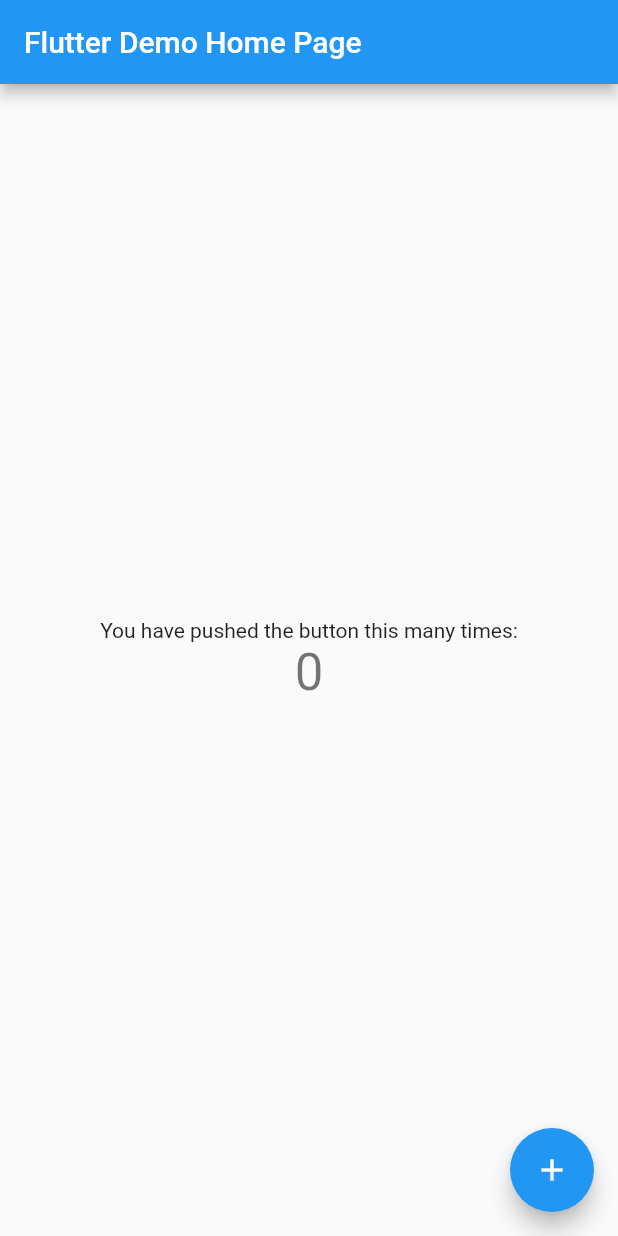
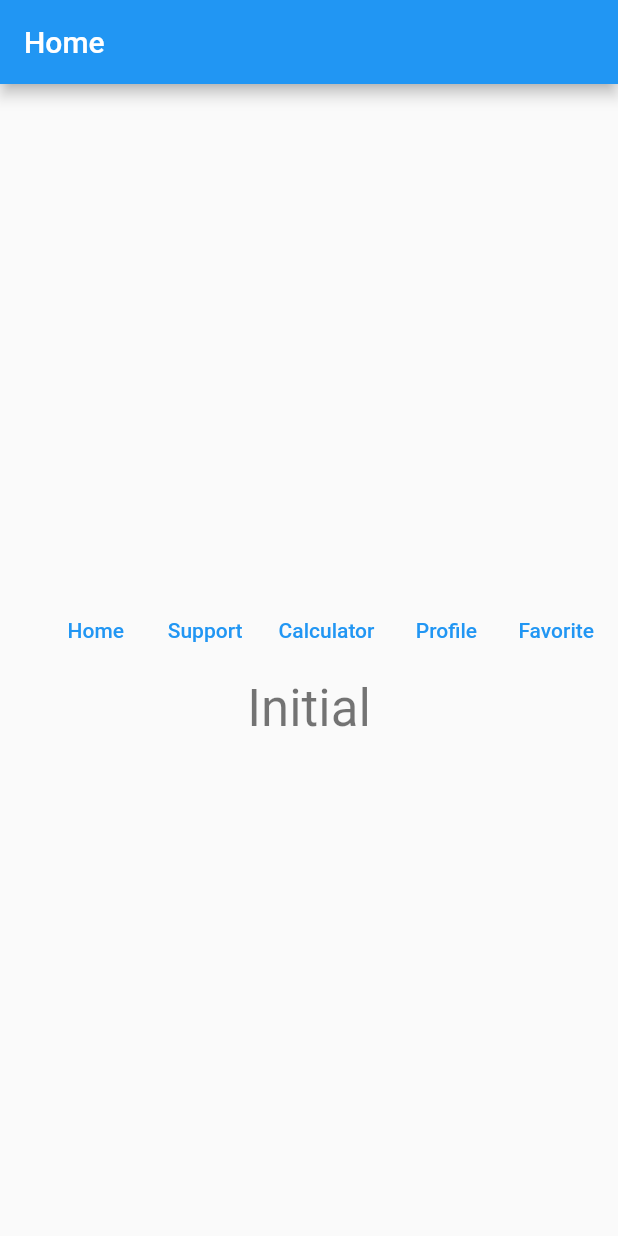
Before and after one commit to AhmedAbdEllatiif/remax_mapstate, a Flutter app: the screen it shows after launch, on a phone screen of 412 x 824 dp. Run offline on Flutter 3.47's test engine with Material 2 defaults, Android fonts, the phone set to English and light mode, and no system bars; our stand-ins replace bloc, equatable, flutter_bloc, get_it.

```diff
--- /dev/null
+++ b/assets/languages/ar.json
@@ -0,0 +1,5 @@
+{
+  "home": "الرئيسية",
+  "arabic": "العربية",
+  "english": "English"
+}
--- /dev/null
+++ b/assets/languages/en.json
@@ -0,0 +1,5 @@
+{
+  "home": "Home",
+  "arabic": "العربية",
+  "english": "English"
+}
--- /dev/null
+++ b/lib/common/constatns/assets_constants.dart
@@ -0,0 +1,5 @@
+class AssetsConstants{
+  static const String _pngPath = "assets/pngs/";
+  static const String _svgPath = "assets/svgs/";
+  static const String languagesPath = "assets/languages/";
+}
--- /dev/null
+++ b/lib/common/constatns/language_constants.dart
@@ -0,0 +1,14 @@
+import 'package:remax_mapstate/common/constatns/translate_constatns.dart';
+import 'package:remax_mapstate/domain/entities/language_enitity.dart';
+
+
+
+class LanguageConstants{
+  const LanguageConstants._();
+
+  static const supportedLanguages = [
+    LanguageEntity(code: 'en', value: TranslateConstants.english),
+    LanguageEntity(code: 'ar', value: TranslateConstants.arabic),
+  ];
+
+}
--- /dev/null
+++ b/lib/common/constatns/translate_constatns.dart
@@ -0,0 +1,14 @@
+class TranslateConstants{
+  static const String language = 'language';
+  static const String about = 'about';
+  static const String soon = 'soon';
+  static const String signIn = 'signIn';
+  static const String logout = 'logout';
+  static const String arabic = 'arabic';
+  static const String english = 'english';
+  static const String aboutDescription = 'aboutDescription';
+  static const String okay = 'okay';
+  static const String somethingWentWrong = 'somethingWentWrong';
+  static const String checkNetwork = 'check Network';
+  static const String retry = 'retry';
+}
--- /dev/null
+++ b/lib/common/enums/bottom_navigation_enum.dart
@@ -0,0 +1,3 @@
+enum BottomNavEnum{
+  home,support,calculator,profile,favorite
+}
--- /dev/null
+++ b/lib/di/git_it.dart
@@ -0,0 +1,17 @@
+import 'package:get_it/get_it.dart';
+import 'package:remax_mapstate/presentation/bloc/language_bloc/language_bloc.dart';
+import 'package:remax_mapstate/presentation/bloc/navigation_bloc/navigation_cubit.dart';
+
+final getItInstance = GetIt.I;
+
+Future init() async {
+
+
+  // init navigation cubit
+  getItInstance.registerFactory<NavigationCubit>(() => NavigationCubit());
+
+  ///**********************************init blocs*********************************************\\\
+  // init LanguageBloc
+  getItInstance.registerSingleton<LanguageBloc>(LanguageBloc());
+
+}
--- /dev/null
+++ b/lib/domain/entities/language_enitity.dart
@@ -0,0 +1,7 @@
+class LanguageEntity {
+
+  final String code;
+  final String value;
+
+  const LanguageEntity({required this.code, required this.value});
+}
--- a/lib/main.dart
+++ b/lib/main.dart
@@ -1,6 +1,18 @@
+import 'dart:async';
+
 import 'package:flutter/material.dart';
+import 'package:flutter/services.dart';
+import 'package:flutter_bloc/flutter_bloc.dart';
+import 'di/git_it.dart' as getIt;
+
+import 'di/git_it.dart';
+import 'presentation/bloc/navigation_bloc/navigation_cubit.dart';
 
 void main() {
+  WidgetsFlutterBinding.ensureInitialized();
+  unawaited(
+      SystemChrome.setPreferredOrientations([DeviceOrientation.portraitUp]));
+  unawaited(getIt.init());
   runApp(const MyApp());
 }
 
@@ -13,103 +25,80 @@ class MyApp extends StatelessWidget {
     return MaterialApp(
       title: 'Flutter Demo',
       theme: ThemeData(
-        // This is the theme of your application.
-        //
-        // Try running your application with "flutter run". You'll see the
-        // application has a blue toolbar. Then, without quitting the app, try
-        // changing the primarySwatch below to Colors.green and then invoke
-        // "hot reload" (press "r" in the console where you ran "flutter run",
-        // or simply save your changes to "hot reload" in a Flutter IDE).
-        // Notice that the counter didn't reset back to zero; the application
-        // is not restarted.
         primarySwatch: Colors.blue,
       ),
-      home: const MyHomePage(title: 'Flutter Demo Home Page'),
+      home: BlocProvider(
+        create: (context) => getItInstance<NavigationCubit>(),
+        child: MyHomePage(title: 'Flutter Demo Home Page'),
+      ),
     );
   }
 }
 
-class MyHomePage extends StatefulWidget {
+class MyHomePage extends StatelessWidget {
   const MyHomePage({Key? key, required this.title}) : super(key: key);
-
-  // This widget is the home page of your application. It is stateful, meaning
-  // that it has a State object (defined below) that contains fields that affect
-  // how it looks.
-
-  // This class is the configuration for the state. It holds the values (in this
-  // case the title) provided by the parent (in this case the App widget) and
-  // used by the build method of the State. Fields in a Widget subclass are
-  // always marked "final".
-
   final String title;
 
-  @override
-  State<MyHomePage> createState() => _MyHomePageState();
-}
-
-class _MyHomePageState extends State<MyHomePage> {
-  int _counter = 0;
-
-  void _incrementCounter() {
-    setState(() {
-      // This call to setState tells the Flutter framework that something has
-      // changed in this State, which causes it to rerun the build method below
-      // so that the display can reflect the updated values. If we changed
-      // _counter without calling setState(), then the build method would not be
-      // called again, and so nothing would appear to happen.
-      _counter++;
-    });
-  }
 
   @override
   Widget build(BuildContext context) {
-    // This method is rerun every time setState is called, for instance as done
-    // by the _incrementCounter method above.
-    //
-    // The Flutter framework has been optimized to make rerunning build methods
-    // fast, so that you can just rebuild anything that needs updating rather
-    // than having to individually change instances of widgets.
     return Scaffold(
       appBar: AppBar(
-        // Here we take the value from the MyHomePage object that was created by
-        // the App.build method, and use it to set our appbar title.
-        title: Text(widget.title),
+        title: Text("Home"),
       ),
       body: Center(
-        // Center is a layout widget. It takes a single child and positions it
-        // in the middle of the parent.
         child: Column(
-          // Column is also a layout widget. It takes a list of children and
-          // arranges them vertically. By default, it sizes itself to fit its
-          // children horizontally, and tries to be as tall as its parent.
-          //
-          // Invoke "debug painting" (press "p" in the console, choose the
-          // "Toggle Debug Paint" action from the Flutter Inspector in Android
-          // Studio, or the "Toggle Debug Paint" command in Visual Studio Code)
-          // to see the wireframe for each widget.
-          //
-          // Column has various properties to control how it sizes itself and
-          // how it positions its children. Here we use mainAxisAlignment to
-          // center the children vertically; the main axis here is the vertical
-          // axis because Columns are vertical (the cross axis would be
-          // horizontal).
           mainAxisAlignment: MainAxisAlignment.center,
           children: <Widget>[
-            const Text(
-              'You have pushed the button this many times:',
+            ButtonBar(
+              children: [
+                TextButton(
+                  onPressed: () => BlocProvider.of<NavigationCubit>(context).home(),
+                  child: const Text("Home"),
+                ),
+
+                TextButton(
+                  onPressed: () =>
+                      BlocProvider.of<NavigationCubit>(context).support(),
+                  child: const Text("Support"),
+                ),
+
+
+                TextButton(
+                  onPressed: () =>
+                      BlocProvider.of<NavigationCubit>(context).calculator(),
+                  child: const Text("Calculator"),
+                ),
+
+                TextButton(
+                  onPressed: () =>
+                      BlocProvider.of<NavigationCubit>(context).profile(),
+                  child: const Text("Profile"),
+                ),
+
+                TextButton(
+                  onPressed: () =>
+                      BlocProvider.of<NavigationCubit>(context).favorite(),
+                  child: const Text("Favorite"),
+                ),
+              ],
             ),
-            Text(
-              '$_counter',
-              style: Theme.of(context).textTheme.headline4,
+
+
+            BlocBuilder<NavigationCubit, NavigationState>(
+              builder: (context, state) {
+                return Text(
+                  state.props[0].toString(),
+                  style: Theme
+                      .of(context)
+                      .textTheme
+                      .headline4,
+                );
+              },
             ),
           ],
         ),
       ),
-      floatingActionButton: FloatingActionButton(
-        onPressed: _incrementCounter,
-        tooltip: 'Increment',
-        child: const Icon(Icons.add),
-      ), // This trailing comma makes auto-formatting nicer for build methods.
     );
   }
 }
--- /dev/null
+++ b/lib/main_app.dart
@@ -0,0 +1,60 @@
+import 'package:flutter/material.dart';
+import 'package:flutter_bloc/flutter_bloc.dart';
+import 'package:remax_mapstate/common/constatns/language_constants.dart';
+import 'package:remax_mapstate/presentation/app_localization.dart';
+import 'package:remax_mapstate/presentation/journeys/main/main_screen.dart';
+import 'package:flutter_localizations/flutter_localizations.dart';
+import 'di/git_it.dart';
+import 'presentation/bloc/language_bloc/language_bloc.dart';
+
+class MainApp extends StatefulWidget {
+  const MainApp({Key? key}) : super(key: key);
+
+  @override
+  _MainAppState createState() => _MainAppState();
+}
+
+class _MainAppState extends State<MainApp> {
+  late LanguageBloc _languageBloc;
+
+  @override
+  void initState() {
+    super.initState();
+    _languageBloc = getItInstance<LanguageBloc>();
+    //init screen util
+    //ScreenUtil.init();
+  }
+
+  @override
+  void dispose() {
+    _languageBloc.close();
+    super.dispose();
+  }
+
+  @override
+  Widget build(BuildContext context) {
+    return BlocProvider<LanguageBloc>.value(
+      value: _languageBloc,
+      child: BlocBuilder<LanguageBloc, LanguageState>(
+        builder: (context, state) {
+          if (state is LanguageChanged) {
+            return MaterialApp(
+              supportedLocales: LanguageConstants.supportedLanguages
+                  .map((e) => Locale(e.code))
+                  .toList(),
+              locale: state.locale,
+              localizationsDelegates: const [
+                AppLocalizations.delegate,
+                GlobalMaterialLocalizations.delegate,
+                GlobalWidgetsLocalizations.delegate,
+                GlobalCupertinoLocalizations.delegate,
+              ],
+              home: const MainScreen(),
+            );
+          }
+          return const Text("No Language provided");
+        },
+      ),
+    );
+  }
+}
--- /dev/null
+++ b/lib/presentation/app_localization.dart
@@ -0,0 +1,61 @@
+import 'dart:convert';
+import 'dart:ui';
+
+import 'package:flutter/material.dart';
+import 'package:flutter/services.dart';
+import 'package:remax_mapstate/common/constatns/assets_constants.dart';
+import 'package:remax_mapstate/common/constatns/language_constants.dart';
+
+class AppLocalizations {
+  final Locale locale;
+
+
+  static AppLocalizations of(context) => Localizations.of<AppLocalizations>(context, AppLocalizations)!;
+
+
+  static const LocalizationsDelegate<AppLocalizations> delegate =
+  _AppLocalizationDelegate();
+
+  AppLocalizations({required this.locale});
+
+  late Map<String,String> _localizedStrings;
+
+  Future<bool> load() async{
+    final jsonString = await rootBundle.loadString('${AssetsConstants.languagesPath}${locale.languageCode}.json');
+    final Map<String,dynamic> jsonMap = json.decode(jsonString);
+
+    _localizedStrings = jsonMap.map((key, value) => MapEntry<String,String>(key,value.toString()));
+
+    return true;
+  }
+
+
+  String translate(String key){
+    return _localizedStrings[key]!;
+  }
+}
+
+
+class _AppLocalizationDelegate extends LocalizationsDelegate<AppLocalizations> {
+  const _AppLocalizationDelegate();
+
+  @override
+  bool isSupported(Locale locale) {
+    return LanguageConstants.supportedLanguages
+        .map((e) => e.code)
+        .toList()
+        .contains(locale.languageCode);
+  }
+
+  @override
+  bool shouldReload(LocalizationsDelegate<AppLocalizations> old) {
+    return false;
+  }
+
+  @override
+  Future<AppLocalizations> load(Locale locale) async{
+    AppLocalizations localizations = AppLocalizations(locale: locale);
+    await localizations.load();
+    return localizations;
+  }
+}
--- /dev/null
+++ b/lib/presentation/bloc/language_bloc/language_bloc.dart
@@ -0,0 +1,20 @@
+import 'dart:ui';
+
+import 'package:bloc/bloc.dart';
+import 'package:equatable/equatable.dart';
+import 'package:remax_mapstate/domain/entities/language_enitity.dart';
+
+part 'language_event.dart';
+part 'language_state.dart';
+
+class LanguageBloc extends Bloc<LanguageEvent, LanguageState> {
+  LanguageBloc() : super(const LanguageChanged(locale: Locale("en"))) {
+    on<LanguageEvent>((event, emit) {
+
+      if (event is ToggleLanguageEvent){
+        emit(LanguageChanged(locale: Locale(event.languageEntity.code)));
+      }
+
+    });
+  }
+}
--- /dev/null
+++ b/lib/presentation/bloc/language_bloc/language_event.dart
@@ -0,0 +1,22 @@
+part of 'language_bloc.dart';
+
+abstract class LanguageEvent extends Equatable {
+
+  const LanguageEvent();
+
+  @override
+  List<Object?> get props => [];
+}
+
+
+
+class ToggleLanguageEvent extends LanguageEvent{
+
+  final LanguageEntity languageEntity;
+
+  const ToggleLanguageEvent({required this.languageEntity});
+
+
+  @override
+  List<Object?> get props => [languageEntity.code];
+}
--- /dev/null
+++ b/lib/presentation/bloc/language_bloc/language_state.dart
@@ -0,0 +1,20 @@
+part of 'language_bloc.dart';
+
+abstract class LanguageState extends Equatable {
+  const LanguageState();
+  @override
+  List<Object> get props => [];
+}
+
+//class LanguageInitial extends LanguageState {}
+
+
+
+class LanguageChanged extends LanguageState{
+  final Locale locale;
+
+  const LanguageChanged({required this.locale});
+
+  @override
+  List<Object> get props => [locale.languageCode];
+}
--- /dev/null
+++ b/lib/presentation/bloc/navigation_bloc/navigation_cubit.dart
@@ -0,0 +1,15 @@
+import 'package:bloc/bloc.dart';
+import 'package:equatable/equatable.dart';
+
+part 'navigation_state.dart';
+
+class NavigationCubit extends Cubit<NavigationState> {
+  NavigationCubit() : super(NavigationInitial());
+
+    void home() => emit(HomeState());
+    void support() => emit(SupportState());
+    void calculator() => emit(CalculatorState());
+    void favorite() => emit(FavoriteState());
+    void profile() => emit(ProfileState());
+
+}
--- /dev/null
+++ b/lib/presentation/bloc/navigation_bloc/navigation_state.dart
@@ -0,0 +1,38 @@
+part of 'navigation_cubit.dart';
+
+abstract class NavigationState extends Equatable {
+  const NavigationState();
+  @override
+  List<Object> get props => ["No State"];
+}
+
+class NavigationInitial extends NavigationState {
+  @override
+  List<Object> get props => ["Initial"];
+}
+
+
+class HomeState extends NavigationState{
+  @override
+  List<Object> get props => ["Home"];
+}
+
+class SupportState extends NavigationState{
+   @override
+  List<Object> get props => ["Support"];
+}
+
+class CalculatorState extends NavigationState{
+   @override
+  List<Object> get props => ["Calculator"];
+}
+
+class FavoriteState extends NavigationState{
+   @override
+  List<Object> get props => ["Favorite"];
+}
+
+class ProfileState extends NavigationState{
+   @override
+  List<Object> get props => ["Profile"];
+}
--- a/pubspec.yaml
+++ b/pubspec.yaml
@@ -29,6 +29,11 @@ environment:
 dependencies:
   flutter:
     sdk: flutter
+
+
+  flutter_localizations:
+    sdk: flutter
+
   # cubit & bloc
   bloc: ^7.2.1
   flutter_bloc: ^7.3.2
```
Also changed, not shown: lib/presentation/journeys/main/main_screen.dart (added, +10 -0 lines), pubspec.lock.
